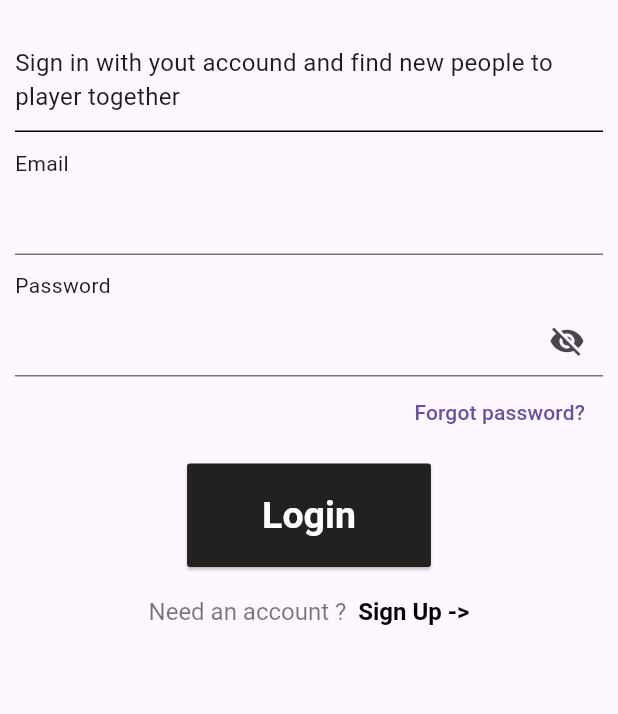
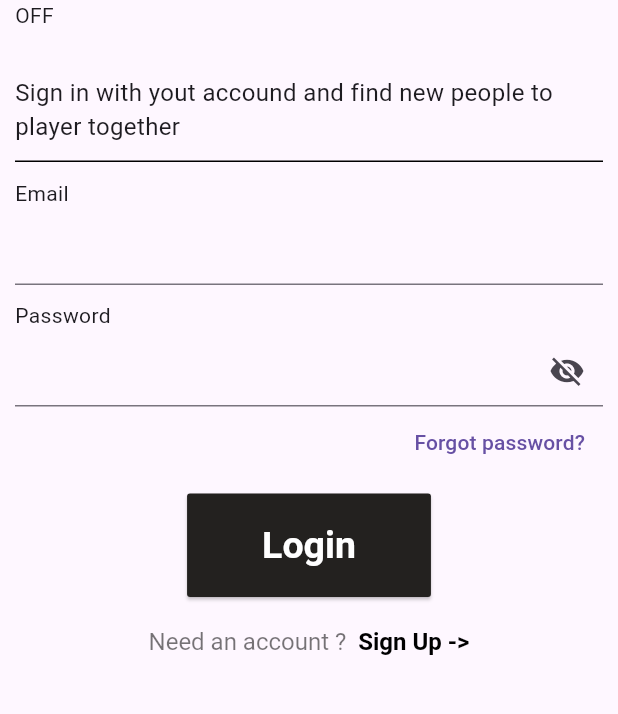
Before and after one commit to Ohlavrac/player2, a Flutter app: the screen it shows after launch, on a phone screen of 412 x 824 dp, the part 402-1116 px from its top. Run offline on Flutter 3.47's test engine with Material 3 defaults, Android fonts, the phone set to English and light mode, and no system bars; our stand-ins replace cloud_firestore, firebase_auth, firebase_core; accounts and stored records are empty; generated files the repository leaves out were written again.

```diff
--- a/lib/presentation/ui/login/login_page.dart
+++ b/lib/presentation/ui/login/login_page.dart
@@ -2,6 +2,7 @@ import 'package:flutter/gestures.dart';
 import 'package:flutter/material.dart';
 import 'package:player2/domain/entities/user_entity.dart';
 import 'package:player2/domain/repositories/auth_repository.dart';
+import 'package:player2/domain/usecases/get_logged_user_uscase.dart';
 import 'package:player2/domain/usecases/login_user_usecase.dart';
 import 'package:player2/presentation/providers/auth_login_provider.dart';
 import 'package:player2/presentation/providers/user_provider.dart';
@@ -20,8 +21,16 @@ class LoginPage extends StatelessWidget {
     return Scaffold(
       body: Padding(
         padding: const EdgeInsets.symmetric(vertical: 10, horizontal: 10),
-        child: ChangeNotifierProvider(
-          create: (context) => AuthLoginProvider(loginUserUsecase: LoginUserUsecase(authRepository: context.read<AuthRepository>())),
+        child: MultiProvider(
+          providers: [
+            ChangeNotifierProvider(
+              create: (context) => AuthLoginProvider(loginUserUsecase: LoginUserUsecase(authRepository: context.read<AuthRepository>())),
+            ),
+            ChangeNotifierProvider(
+              create: (context) => UserProvider(getLoggedUserUscase: GetLoggedUserUscase(repository: context.read<AuthRepository>()))
+            )
+          ],
+
           child: LoginView()
         ),
       ),
@@ -48,6 +57,7 @@ class _LoginViewState extends State<LoginView> {
     super.initState();
     WidgetsBinding.instance.addPostFrameCallback((timestamp) {
       var userProvider = Provider.of<UserProvider>(context, listen: false);
+        userProvider.checkLoggedUser();
 
       _emailController = TextEditingController(text: userProvider.email);
       _passwordController = TextEditingController(text: userProvider.password);
@@ -61,6 +71,10 @@ class _LoginViewState extends State<LoginView> {
         final text = _passwordController == null ? "" : _passwordController!.text;
         userProvider.setPassword(text);
       });
+
+      if (userProvider.user != null) {
+        Navigator.pushNamed(context, "/");
+      }
 
       setState(() {
 
@@ -78,6 +92,15 @@ class _LoginViewState extends State<LoginView> {
             Text("Welcome", style: TextStyle(fontSize: 60, fontWeight: FontWeight.bold),),
             Text("Back", style: TextStyle(fontSize: 60, fontWeight: FontWeight.bold),),
             Text("Player", style: TextStyle(fontSize: 60, fontWeight: FontWeight.bold),),
+            Consumer<UserProvider>(
+              builder: (_, provider, __) {
+                if (provider.user == null) {
+                  return Text("OFF");
+                } else {
+                  return Text("ON");
+                }
+              }
+            ),
             Padding(
               padding: const EdgeInsets.only(top: 30, bottom: 10),
               child: Text("Sign in with yout accound and find new people to player together", style: TextStyle(fontSize: 16),),
```
